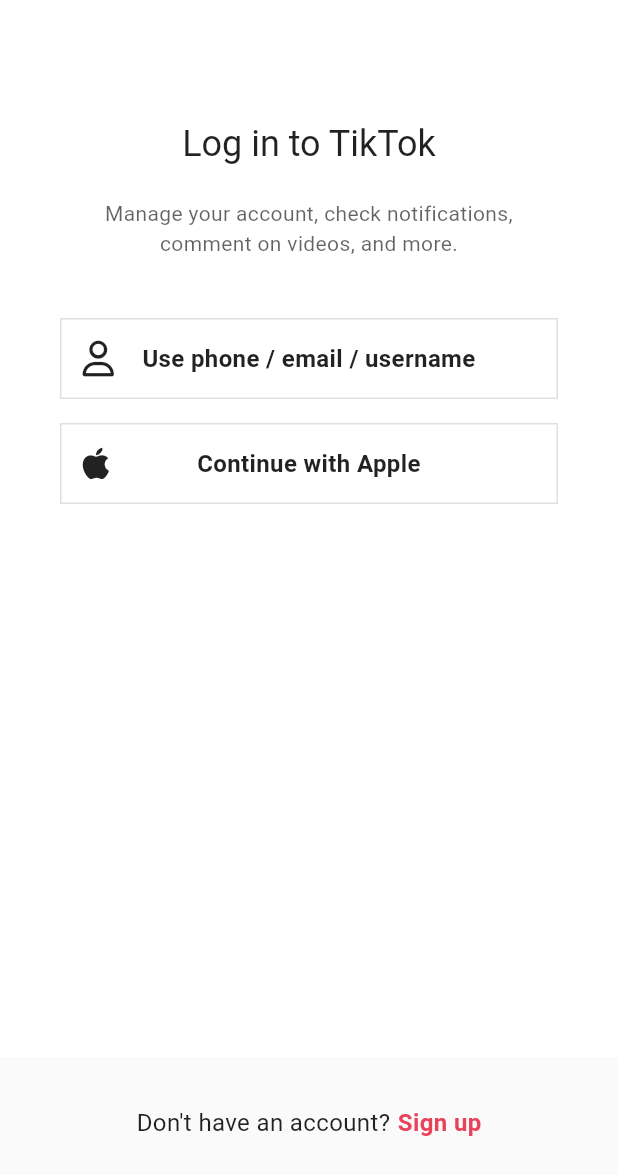
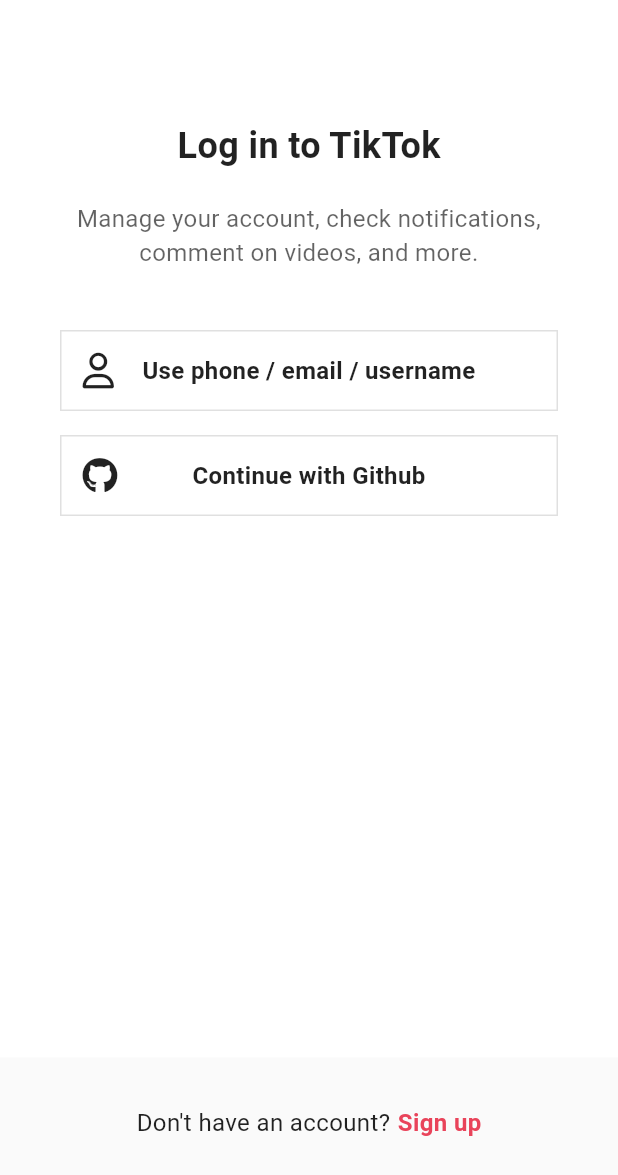
Before and after one commit to kiwiberry0913/tiktok_clone, a Flutter app: the screen it shows after launch, after a tap on "Log in", on a phone screen of 412 x 824 dp. Shown: the top 1175 px of the screen. Run offline on Flutter 3.47's test engine with Material 3 defaults, Android fonts, the phone set to English and light mode, and no system bars; our stand-ins replace camera, firebase_auth, firebase_core, flutter_riverpod, font_awesome_flutter, gallery_saver and 6 more; accounts and stored records are empty.

Commit message:
implemented signin/signout function

```diff
--- a/lib/features/authentication/login_screen.dart
+++ b/lib/features/authentication/login_screen.dart
@@ -1,14 +1,17 @@
 import 'package:flutter/material.dart';
+import 'package:flutter_riverpod/flutter_riverpod.dart';
 import 'package:font_awesome_flutter/font_awesome_flutter.dart';
 import 'package:go_router/go_router.dart';
 import 'package:tiktok_clone/constants/gaps.dart';
 import 'package:tiktok_clone/constants/sizes.dart';
 import 'package:tiktok_clone/features/authentication/login_form_screen.dart';
+import 'package:tiktok_clone/features/authentication/view%20models/social_auth_view_model.dart';
 import 'package:tiktok_clone/features/authentication/widgets/auth_button.dart';
+import 'package:tiktok_clone/generated/l10n.dart';
 
 import '../../utilities.dart';
 
-class LoginScreen extends StatelessWidget {
+class LoginScreen extends ConsumerWidget {
   static String routeURL = "/login";
   static String routeName = "login";
   const LoginScreen({super.key});
@@ -27,7 +30,7 @@ class LoginScreen extends StatelessWidget {
   }
 
   @override
-  Widget build(BuildContext context) {
+  Widget build(BuildContext context, WidgetRef ref) {
     return Scaffold(
       body: SafeArea(
         child: Padding(
@@ -37,15 +40,21 @@ class LoginScreen extends StatelessWidget {
           child: Column(
             children: [
               Gaps.v80,
-              Text(
+              const Text(
                 "Log in to TikTok",
-                style: Theme.of(context).textTheme.headlineSmall,
+                style: TextStyle(
+                  fontSize: Sizes.size24,
+                  fontWeight: FontWeight.w700,
+                ),
               ),
               Gaps.v20,
-              const Opacity(
+              Opacity(
                 opacity: 0.7,
                 child: Text(
-                  "Manage your account, check notifications, comment on videos, and more.",
+                  S.of(context).loginInSubtitle,
+                  style: const TextStyle(
+                    fontSize: Sizes.size16,
+                  ),
                   textAlign: TextAlign.center,
                 ),
               ),
@@ -57,9 +66,14 @@ class LoginScreen extends StatelessWidget {
                     text: "Use phone / email / username"),
               ),
               Gaps.v16,
-              const AuthButton(
-                  icon: FaIcon(FontAwesomeIcons.apple),
-                  text: "Continue with Apple"),
+              GestureDetector(
+                onTap: () => ref
+                    .read(socialAuthViewModel.notifier)
+                    .gitHubSignIn(context),
+                child: const AuthButton(
+                    icon: FaIcon(FontAwesomeIcons.github),
+                    text: "Continue with Github"),
+              ),
             ],
           ),
         ),
--- a/lib/features/authentication/sign_up_screen.dart
+++ b/lib/features/authentication/sign_up_screen.dart
@@ -1,15 +1,17 @@
 import 'package:flutter/material.dart';
+import 'package:flutter_riverpod/flutter_riverpod.dart';
 import 'package:font_awesome_flutter/font_awesome_flutter.dart';
 import 'package:go_router/go_router.dart';
 import 'package:tiktok_clone/constants/gaps.dart';
 import 'package:tiktok_clone/constants/sizes.dart';
 import 'package:tiktok_clone/features/authentication/login_screen.dart';
+import 'package:tiktok_clone/features/authentication/view%20models/social_auth_view_model.dart';
 import 'package:tiktok_clone/features/authentication/widgets/auth_button.dart';
 import 'package:tiktok_clone/features/authentication/widgets/username_screen.dart';
 import 'package:tiktok_clone/generated/l10n.dart';
 import 'package:tiktok_clone/utilities.dart';
 
-class SignUpScreen extends StatelessWidget {
+class SignUpScreen extends ConsumerWidget {
   static String routeURL = "/";
   static String routeName = "signUp";
   const SignUpScreen({super.key});
@@ -28,7 +30,7 @@ class SignUpScreen extends StatelessWidget {
   }
 
   @override
-  Widget build(BuildContext context) {
+  Widget build(BuildContext context, WidgetRef ref) {
     final isDark = isDarkMode(context);
     return OrientationBuilder(
       builder: (context, orientation) {
@@ -41,9 +43,9 @@ class SignUpScreen extends StatelessWidget {
               child: Column(
                 children: [
                   Gaps.v80,
-                  Text(
-                    S.of(context).signUpTitle("TikTok", DateTime.now()),
-                    style: const TextStyle(
+                  const Text(
+                    ("Sign Up for TikTok"),
+                    style: TextStyle(
                       fontSize: Sizes.size24,
                       fontWeight: FontWeight.w700,
                     ),
@@ -69,8 +71,8 @@ class SignUpScreen extends StatelessWidget {
                     ),
                     Gaps.v16,
                     AuthButton(
-                        icon: const FaIcon(FontAwesomeIcons.apple),
-                        text: S.of(context).signInAppleButton),
+                        icon: const FaIcon(FontAwesomeIcons.github),
+                        text: S.of(context).signInGitHubButton),
                   ],
                   if (orientation == Orientation.landscape)
                     Row(
@@ -85,9 +87,14 @@ class SignUpScreen extends StatelessWidget {
                         ),
                         Gaps.h16,
                         Expanded(
-                          child: AuthButton(
-                              icon: const FaIcon(FontAwesomeIcons.apple),
-                              text: S.of(context).signInAppleButton),
+                          child: GestureDetector(
+                            onTap: () => ref
+                                .read(socialAuthViewModel.notifier)
+                                .gitHubSignIn(context),
+                            child: const AuthButton(
+                                icon: FaIcon(FontAwesomeIcons.github),
+                                text: "Continue with Github"),
+                          ),
                         ),
                       ],
                     ),
--- a/lib/features/authentication/widgets/birthday_screen.dart
+++ b/lib/features/authentication/widgets/birthday_screen.dart
@@ -34,8 +34,7 @@ class _BirthdayScreenState extends ConsumerState<BirthdayScreen> {
 
   void _onNextTap() {
     SignUpViewModel readResult = ref.read(signUpProvider.notifier);
-    readResult.signUp();
-    // context.goNamed(InterestsScreen.routeName);
+    readResult.signUp(context);
   }
 
   void _setTextFieldDate(DateTime date) {
--- a/lib/features/authentication/widgets/password_screen.dart
+++ b/lib/features/authentication/widgets/password_screen.dart
@@ -118,8 +118,8 @@ class _PasswordScreenState extends ConsumerState<PasswordScreen> {
                         onTap: _toggleObscureText,
                         child: FaIcon(
                           _obscureText
-                              ? FontAwesomeIcons.eyeSlash
-                              : FontAwesomeIcons.eye,
+                              ? FontAwesomeIcons.eye
+                              : FontAwesomeIcons.eyeSlash,
                           color: Colors.grey.shade500,
                           size: Sizes.size20,
                         ),
--- a/lib/l10n/intl_ko.arb
+++ b/lib/l10n/intl_ko.arb
@@ -6,5 +6,6 @@
   "logIn": "로그인",
   "likeCount": "{value}",
   "commentCount": "{value}",
-  "numberOfCommentsHeader": "22796 Comments"
+  "numberOfCommentsHeader": "22796 Comments",
+  "LoginInSubtitle": "Manage your account, check notifications, comment on videos, and more."
 }
```
Also changed, not shown: lib/features/authentication/login_form_screen.dart (+14 -8 lines), lib/features/authentication/repos/authentication_repo.dart (+16 -26 lines), lib/features/authentication/view models/login_view_model.dart (added, +32 -0 lines), lib/features/authentication/view models/signup_view_model.dart (+15 -12 lines), lib/features/authentication/view models/social_auth_view_model.dart (added, +32 -0 lines), lib/features/settings/settings_screen.dart (+9 -37 lines), lib/l10n/intl_en.arb (+5 -4 lines), lib/utilities.dart (+12 -0 lines), lib/generated/intl/messages_en.dart, lib/generated/intl/messages_ko.dart, lib/generated/l10n.dart, 2 other files.
